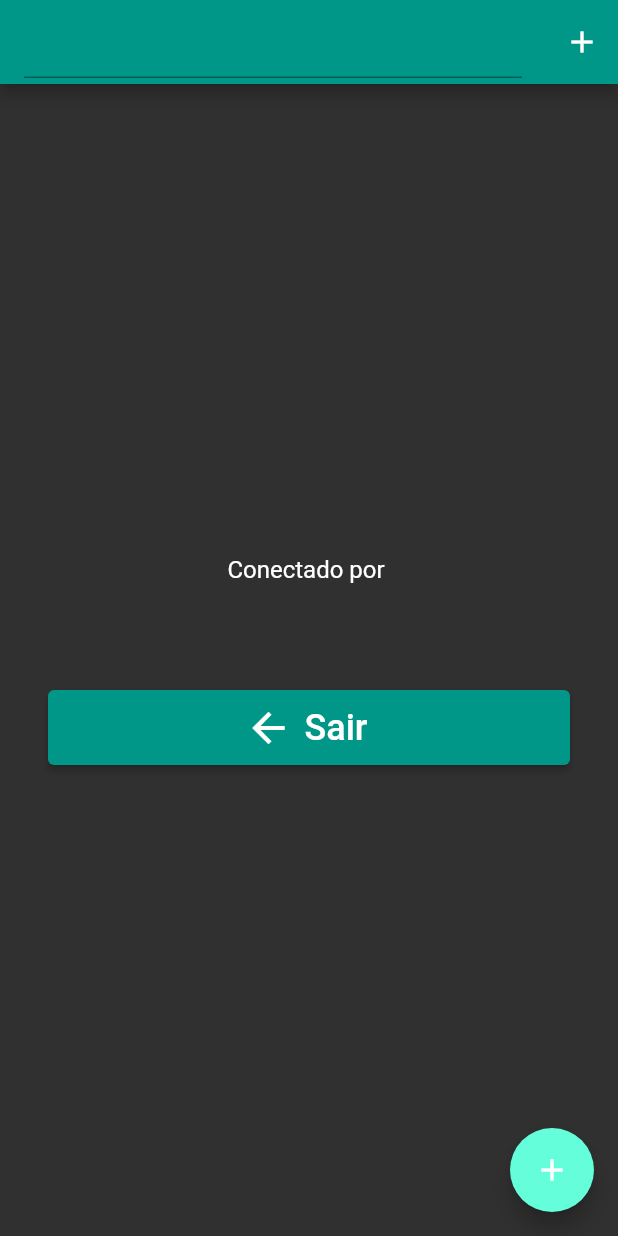
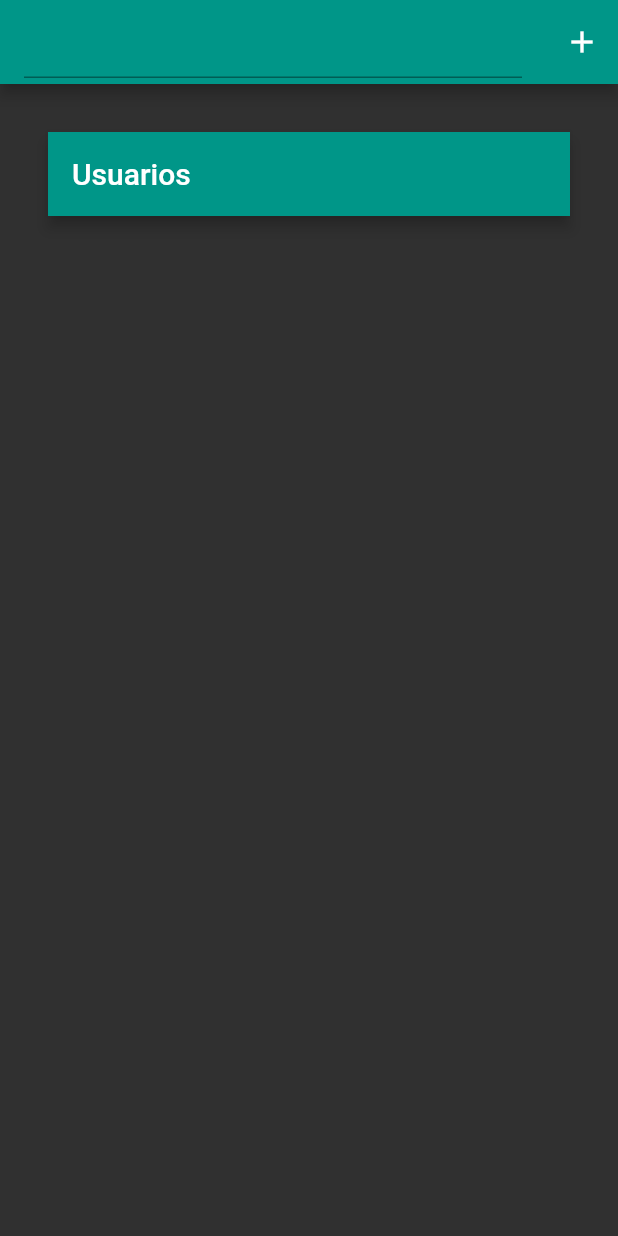
Before and after one commit to tommymolto/flutter3_firebase, a Flutter app: the screen it shows once a user with an empty profile is signed in, on a phone screen of 412 x 824 dp. Run offline on Flutter 3.47's test engine with Material 2 defaults, Android fonts, the light colour scheme and no system bars; our stand-ins replace cloud_firestore, datetime_picker_formfield, email_validator, firebase_auth, firebase_core, flutter_signin_button and 1 more; accounts and stored records are empty; network calls fail.

Commit message:
02- lendo de db

```diff
--- a/lib/model/user.dart
+++ b/lib/model/user.dart
@@ -1,3 +1,5 @@
+import 'package:cloud_firestore/cloud_firestore.dart';
+
 class User {
   String id;
   final String name;
@@ -17,4 +19,10 @@ class User {
     'age': age,
     'birthday': birthday,
   };
+  static User fromJson(Map<String, dynamic> json) => User(
+    id: json['id'],
+    name: json['name'],
+    age: json['age'],
+    birthday: (json['birthday'] as Timestamp).toDate(),
+  );
 }
--- a/lib/page/home_page.dart
+++ b/lib/page/home_page.dart
@@ -2,6 +2,7 @@ import 'package:firebase_auth/firebase_auth.dart';
 import 'package:flutter/material.dart';
 import 'package:cloud_firestore/cloud_firestore.dart';
 import 'package:kweedo/page/user_page.dart';
+import 'package:kweedo/widget/list_users_widget.dart';
 
 class TempHomePage extends StatelessWidget {
   const TempHomePage({Key? key}) : super(key: key);
@@ -9,10 +10,11 @@ class TempHomePage extends StatelessWidget {
   @override
   Widget build(BuildContext context) {
     final user = FirebaseAuth.instance.currentUser!;
-print(user);
+
     return Padding(
         padding: const EdgeInsets.all(32),
-        child: Column(
+        child: ListUsersWidget(),
+      /*Column(
           mainAxisAlignment: MainAxisAlignment.center,
           children: [
             const Text(
@@ -36,8 +38,9 @@ print(user);
               ),
               onPressed: () => FirebaseAuth.instance.signOut(),
             ),
+
           ],
-        ),
+        ),*/
 
     );
   }
@@ -59,21 +62,21 @@ class _HomePageState extends State<HomePage> {
         IconButton(
           icon: const Icon(Icons.add),
           onPressed: () {
-            final name = controller.text;
-
-            createUser(name: name);
+            Navigator.of(context).push(MaterialPageRoute(
+              builder: (context) => UserPage(),
+            ));
           },
         ),
       ],
     ),
-    floatingActionButton: FloatingActionButton(
+    /*floatingActionButton: FloatingActionButton(
       child: const Icon(Icons.add),
       onPressed: () {
         Navigator.of(context).push(MaterialPageRoute(
           builder: (context) => UserPage(),
         ));
       },
-    ),
+    ),*/
     body: const TempHomePage(),
   );
 
--- /dev/null
+++ b/lib/widget/list_users_widget.dart
@@ -0,0 +1,82 @@
+import 'package:cloud_firestore/cloud_firestore.dart';
+import 'package:flutter/cupertino.dart';
+import 'package:flutter/material.dart';
+
+import '../model/user.dart';
+import '../page/user_page.dart';
+
+class ListUsersWidget extends StatefulWidget {
+  @override
+  _ListUsersWidgetState createState() => _ListUsersWidgetState();
+}
+
+class _ListUsersWidgetState extends State<ListUsersWidget> {
+  final controller = TextEditingController();
+
+  @override
+  Widget build(BuildContext context) => Scaffold(
+    appBar: AppBar(
+      title: const Text('Usuarios'),
+    ),
+    body: buildUsers(),
+    // body: buildSingleUser(),
+
+  );
+
+  Widget buildUsers() => StreamBuilder<List<User>>(
+      stream: readUsers(),
+      builder: (context, snapshot) {
+        if (snapshot.hasError) {
+          return Text('Something went wrong! ${snapshot.error}');
+        } else if (snapshot.hasData) {
+          final users = snapshot.data!;
+
+          return ListView(
+            children: users.map(buildUser).toList(),
+          );
+        } else {
+          return const Center(child: CircularProgressIndicator());
+        }
+      });
+
+  Widget buildSingleUser() => FutureBuilder<User?>(
+    future: readUser(),
+    builder: (context, snapshot) {
+      if (snapshot.hasError) {
+        return Text('Something went wrong! ${snapshot.error}');
+      } else if (snapshot.hasData) {
+        final user = snapshot.data;
+
+        return user == null
+            ? const Center(child: Text('No User'))
+            : buildUser(user);
+      } else {
+        return const Center(child: CircularProgressIndicator());
+      }
+    },
+  );
+
+  Widget buildUser(User user) => ListTile(
+    leading: CircleAvatar(child: Text('${user.age}')),
+    title: Text(user.name),
+    subtitle: Text(user.birthday.toIso8601String()),
+  );
+
+  Stream<List<User>> readUsers() => FirebaseFirestore.instance
+      .collection('users')
+      .snapshots()
+      .map((snapshot) =>
+      snapshot.docs.map((doc) => User.fromJson(doc.data())).toList());
+
+  Future<User?> readUser() async {
+    /// Get single document by ID
+    final docUser = FirebaseFirestore.instance.collection('users').doc('my-id');
+    final snapshot = await docUser.get();
+
+    if (snapshot.exists) {
+      return User.fromJson(snapshot.data()!);
+    }
+  }
+
+
+}
```
